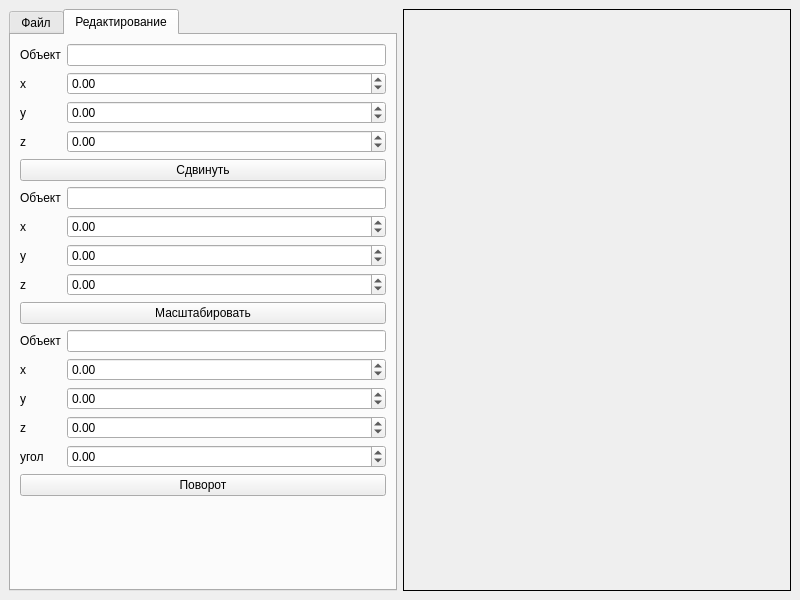
maxhha/bmstu-iu7-oop, file Lab03/mainwindow.ui: the form before one commit.
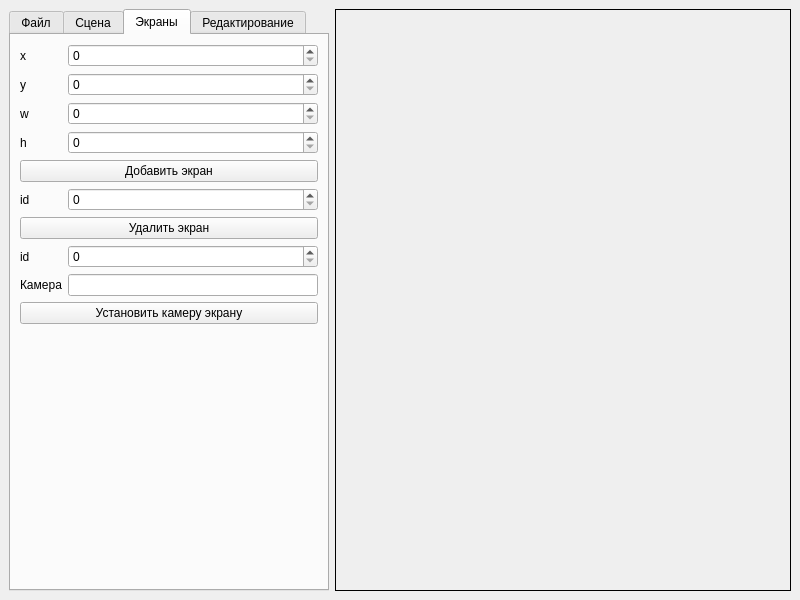
The form after the commit. The open tabs and pages were chosen to show the change.

Commit message: add screen commands

Diff of the .ui file:
```diff
--- a/Lab03/mainwindow.ui
+++ b/Lab03/mainwindow.ui
@@ -32,7 +32,7 @@
      <verstretch>0</verstretch>
     </sizepolicy>
    </property>
-   <layout class="QHBoxLayout" name="horizontalLayout">
+   <layout class="QHBoxLayout" name="horizontalLayout_3" stretch="1,4">
     <item>
      <widget class="QTabWidget" name="tabWidget">
       <property name="minimumSize">
@@ -49,7 +49,154 @@
         <string>Файл</string>
        </attribute>
       </widget>
-      <widget class="QWidget" name="tab_2">
+      <widget class="QWidget" name="scene">
+       <attribute name="title">
+        <string>Сцена</string>
+       </attribute>
+       <layout class="QFormLayout" name="formLayout_3">
+        <item row="0" column="1">
+         <widget class="QTreeWidget" name="sceneTreeWidget">
+          <property name="sizePolicy">
+           <sizepolicy hsizetype="Expanding" vsizetype="Expanding">
+            <horstretch>0</horstretch>
+            <verstretch>0</verstretch>
+           </sizepolicy>
+          </property>
+          <property name="contextMenuPolicy">
+           <enum>Qt::CustomContextMenu</enum>
+          </property>
+          <attribute name="headerDefaultSectionSize">
+           <number>120</number>
+          </attribute>
+          <column>
+           <property name="text">
+            <string>Объект</string>
+           </property>
+          </column>
+          <column>
+           <property name="text">
+            <string>Имя</string>
+           </property>
+          </column>
+         </widget>
+        </item>
+       </layout>
+      </widget>
+      <widget class="QWidget" name="screens">
+       <attribute name="title">
+        <string>Экраны</string>
+       </attribute>
+       <layout class="QFormLayout" name="formLayout">
+        <item row="0" column="0">
+         <widget class="QLabel" name="label_14">
+          <property name="text">
+           <string>x</string>
+          </property>
+         </widget>
+        </item>
+        <item row="0" column="1">
+         <widget class="QSpinBox" name="inputScreenX1">
+          <property name="maximum">
+           <number>1024</number>
+          </property>
+         </widget>
+        </item>
+        <item row="1" column="0">
+         <widget class="QLabel" name="label_15">
+          <property name="text">
+           <string>y</string>
+          </property>
+         </widget>
+        </item>
+        <item row="1" column="1">
+         <widget class="QSpinBox" name="inputScreenY1">
+          <property name="maximum">
+           <number>1024</number>
+          </property>
+         </widget>
+        </item>
+        <item row="2" column="0">
+         <widget class="QLabel" name="label_16">
+          <property name="text">
+           <string>w</string>
+          </property>
+         </widget>
+        </item>
+        <item row="2" column="1">
+         <widget class="QSpinBox" name="inputScreenX2">
+          <property name="maximum">
+           <number>1024</number>
+          </property>
+         </widget>
+        </item>
+        <item row="3" column="0">
+         <widget class="QLabel" name="label_17">
+          <property name="text">
+           <string>h</string>
+          </property>
+         </widget>
+        </item>
+        <item row="3" column="1">
+         <widget class="QSpinBox" name="inputScreenY2">
+          <property name="maximum">
+           <number>1024</number>
+          </property>
+         </widget>
+        </item>
+        <item row="4" column="0" colspan="2">
+         <widget class="QPushButton" name="buttonAddScreen">
+          <property name="text">
+           <string>Добавить экран</string>
+          </property>
+         </widget>
+        </item>
+        <item row="5" column="0">
+         <widget class="QLabel" name="label_18">
+          <property name="text">
+           <string>id</string>
+          </property>
+         </widget>
+        </item>
+        <item row="5" column="1">
+         <widget class="QSpinBox" name="inputRemoveScreen"/>
+        </item>
+        <item row="6" column="0" colspan="2">
+         <widget class="QPushButton" name="buttonRemoveScreen">
+          <property name="text">
+           <string>Удалить экран</string>
+          </property>
+         </widget>
+        </item>
+        <item row="7" column="0">
+         <widget class="QLabel" name="label_20">
+          <property name="text">
+           <string>id</string>
+          </property>
+         </widget>
+        </item>
+        <item row="8" column="0">
+         <widget class="QLabel" name="label_19">
+          <property name="text">
+           <string>Камера</string>
+          </property>
+         </widget>
+        </item>
+        <item row="8" column="1">
+         <widget class="QLineEdit" name="inputCameraScreen"/>
+        </item>
+        <item row="9" column="0" colspan="2">
+         <widget class="QPushButton" name="buttonSetCamera">
+          <property name="text">
+           <string>Установить камеру экрану</string>
+          </property>
+         </widget>
+        </item>
+        <item row="7" column="1">
+         <widget class="QSpinBox" name="inputSetCameraScreen"/>
+        </item>
+       </layout>
+      </widget>
+      <widget class="QWidget" name="editor">
        <property name="accessibleName">
         <string>Таб</string>
        </property>
```
Left out of the diff: 5 changed lines with no effect on the pictures. The commit also changes 7 other files.
